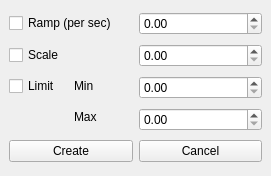
This is ui/RackParamDevice.ui in AlexisMrl/HegelLab as Qt 5 draws it before an edit. The edited form follows.
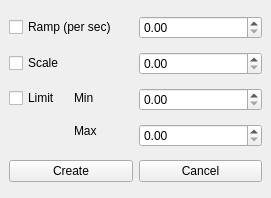
This is the edited form. Custom widgets are drawn as their Qt base class.

Diff of the .ui file:
```diff
--- a/ui/RackParamDevice.ui
+++ b/ui/RackParamDevice.ui
@@ -7,7 +7,7 @@
     <x>0</x>
     <y>0</y>
     <width>271</width>
-    <height>176</height>
+    <height>198</height>
    </rect>
   </property>
   <property name="windowTitle">
```
Left out of the diff: 11 changed lines with no effect on the pictures.
